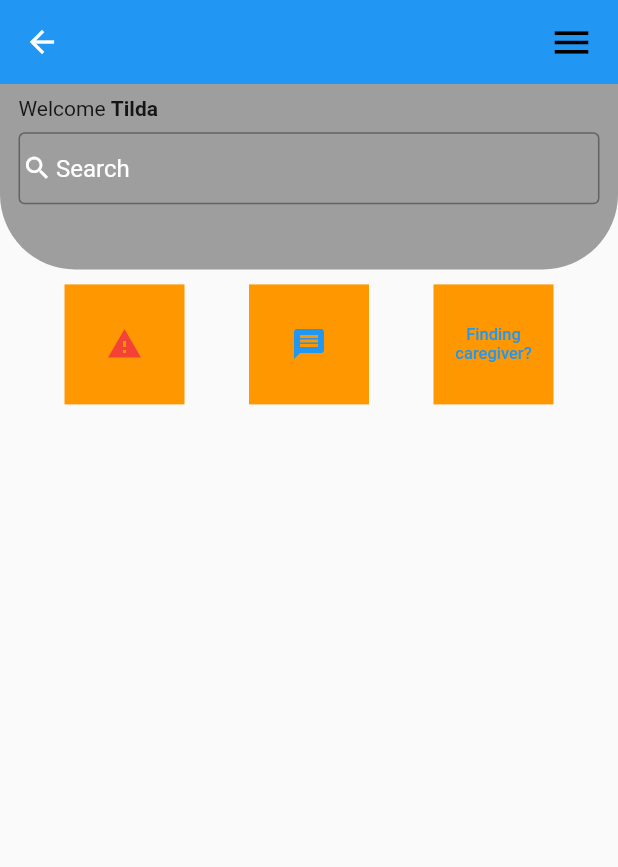
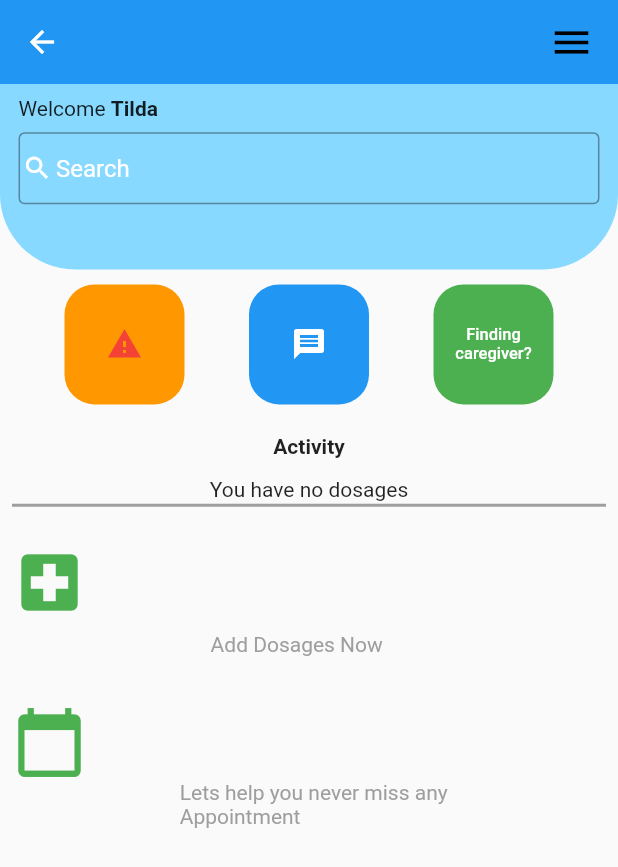
Before and after one commit to kithekadk/carekinet, a Flutter app: the PatientLandingPage screen opened directly, after a tap on the "warning" icon, on a phone screen of 412 x 824 dp. Shown: the top 867 px of the screen. Run offline on Flutter 3.47's test engine with Material 2 defaults, Android fonts, the phone set to English and light mode, and no system bars.

Commit message:
added changes on patient landing page

```diff
--- a/lib/screens/login.dart
+++ b/lib/screens/login.dart
@@ -10,6 +10,8 @@ class Login extends StatefulWidget {
 }
 
 class _LoginState extends State<Login> {
+  bool hidePassword = true;
+
   @override
   Widget build(BuildContext context) {
     return Scaffold(
@@ -29,11 +31,15 @@ class _LoginState extends State<Login> {
       ),
     );
   }
+
+  void switchHidePassword() {
+    setState(() {
+      hidePassword = !hidePassword;
+    });
   }
 
   loginPage(BuildContext context) {
     Size size = MediaQuery.of(context).size;
-  bool hidePassword = true;
 
     return SingleChildScrollView(
         child: Column(
@@ -76,17 +82,19 @@ loginPage(BuildContext context) {
                 labelText: 'Password',
                 suffixIcon: GestureDetector(
                   onTap: () => {
-                  hidePassword = !hidePassword
+                    setState(() {
+                      hidePassword = !hidePassword;
+                    })
                   },
-                child: const  Icon(
-                  // hidePassword ? Icons.visibility : Icons.visibility_off,
-                  Icons.visibility_off
+                  child: Icon(
+                    hidePassword ? Icons.visibility : Icons.visibility_off,
                   ),
                 ),
-              labelStyle: TextStyle(color: Color.fromARGB(255, 40, 40, 40)),
-              border: OutlineInputBorder(),
+                labelStyle:
+                    const TextStyle(color: Color.fromARGB(255, 40, 40, 40)),
+                border: const OutlineInputBorder(),
                 filled: true,
-              fillColor: Color.fromARGB(255, 221, 221, 221),
+                fillColor: const Color.fromARGB(255, 221, 221, 221),
                 focusedBorder: OutlineInputBorder(
                     borderSide: BorderSide(color: Colors.grey))),
           ),
@@ -113,10 +121,15 @@ loginPage(BuildContext context) {
               width: size.width * 0.9,
               height: size.height * 0.06,
               margin: EdgeInsets.only(top: size.height * 0.02),
-            child:
-                ElevatedButton(onPressed: () => {
-                  Navigator.push(context, MaterialPageRoute(builder: (context)=>const PatientLandingPage()))
-                }, child: const Text('LOGIN')),
+              child: ElevatedButton(
+                  onPressed: () => {
+                        Navigator.push(
+                            context,
+                            MaterialPageRoute(
+                                builder: (context) =>
+                                    const PatientLandingPage()))
+                      },
+                  child: const Text('LOGIN')),
             ),
             Container(
               width: size.width * 0.9,
@@ -136,3 +149,4 @@ loginPage(BuildContext context) {
       ],
     ));
   }
+}
--- a/lib/screens/patientLandingPage.dart
+++ b/lib/screens/patientLandingPage.dart
@@ -29,6 +29,7 @@ AppBar _buildAppBar() {
   );
 }
 
+
 Widget patientPage(BuildContext context) {
   Size size = MediaQuery.of(context).size;
   return SingleChildScrollView(
@@ -39,7 +40,7 @@ Widget patientPage(BuildContext context) {
               borderRadius: BorderRadius.only(
                   bottomLeft: Radius.circular(50.0),
                   bottomRight: Radius.circular(50.0)),
-              color: Colors.grey),
+              color: Color.fromARGB(255, 136, 217, 255)),
           height: size.height * 0.15,
           padding:
               EdgeInsets.symmetric(vertical: 8, horizontal: size.width * 0.03),
@@ -61,20 +62,54 @@ Widget patientPage(BuildContext context) {
           ),
         ),
         Container(
-          padding: EdgeInsets.only(top: 10),
+          padding: const EdgeInsets.only(top: 10),
           child: Row(
             mainAxisAlignment: MainAxisAlignment.spaceEvenly,
             children: [
-              Container(decoration: const BoxDecoration(color: Colors.orange), width: 80 , height: 80 ,child: TextButton(onPressed: () => {}, child: const Icon(Icons.warning, color:Colors.red),)),
-              Container(decoration: const BoxDecoration(color: Colors.orange), width: 80 , height: 80 ,child: TextButton(onPressed: ()=> {}, child: Icon(Icons.message))),
-              Container(decoration: const BoxDecoration(color: Colors.orange), width: 80 , height: 80,child: TextButton(onPressed: ()=> {}, child: Text('Finding caregiver?', textAlign: TextAlign.center, style: TextStyle(fontSize: 11.0),)))
+              Container(
+                  decoration: const BoxDecoration(
+                      color: Colors.orange,
+                      borderRadius: BorderRadius.all(Radius.circular(20.0))),
+                  width: 80,
+                  height: 80,
+                  child: TextButton(
+                    onPressed: () => {},
+                    child: const Icon(Icons.warning, color: Colors.red),
+                  )),
+              Container(
+                  decoration: const BoxDecoration(
+                      color: Colors.blue,
+                      borderRadius: BorderRadius.all(Radius.circular(20.0))),
+                  width: 80,
+                  height: 80,
+                  child: TextButton(
+                      onPressed: () => {},
+                      child: const Icon(
+                        Icons.message,
+                        color: Colors.white,
+                      ))),
+              Container(
+                  decoration: const BoxDecoration(
+                      color: Colors.green,
+                      borderRadius: BorderRadius.all(Radius.circular(20.0))),
+                  width: 80,
+                  height: 80,
+                  child: TextButton(
+                      onPressed: () => {},
+                      child: const Text(
+                        'Finding caregiver?',
+                        textAlign: TextAlign.center,
+                        style: TextStyle(fontSize: 11.0, color: Colors.white),
+                      )))
             ],
           ),
-        )
+        ),
+        activitiesSection(context)
       ],
     ),
   );
 }
+
 
 Widget searchBox(BuildContext context) {
   Size size = MediaQuery.of(context).size;
@@ -96,3 +131,54 @@ Widget searchBox(BuildContext context) {
             hintStyle: TextStyle(color: Colors.white)),
       ));
 }
+
+
+Widget activitiesSection(BuildContext context) {
+  Size size = MediaQuery.of(context).size;
+  return Padding(
+    padding: const EdgeInsets.all(8.0),
+    child: Column(
+      children: [
+        Container(
+          margin: EdgeInsets.only(top: size.width * 0.03, bottom: size.width * 0.03),
+          child: const Text(
+            'Activity', textAlign: TextAlign.start,
+            style: TextStyle(fontWeight: FontWeight.bold),
+          ),
+        ),
+        const Center(
+          child: Text('You have no dosages'),
+        ),
+        Divider(height: 5, thickness: 2.0, color: grey,),
+        Row(
+          children: [
+            const Icon(
+              Icons.local_hospital, size: 50,color: Colors.green,
+            ),
+            Container(
+              width: size.width * 0.7,
+              padding: EdgeInsets.only(top: size.height * 0.1, left: size.width*0.2),
+                child:GestureDetector(
+                  child: Text('Add Dosages Now', style: TextStyle(color: grey),),
+                )
+              ),
+          ],
+        ),
+        Row(
+          children: [
+            const Icon(
+              Icons.calendar_today, size: 50,color: Colors.green,
+            ),
+            Container(
+              width: size.width * 0.7,
+              padding: EdgeInsets.only(top: size.height * 0.1, left: size.width*0.15),
+                child:GestureDetector(
+                  child: Text('Lets help you never miss any Appointment',style: TextStyle(color: grey),),
+                )
+              ),
+          ],
+        )
+      ],
+    ),
+  );
+}
```
Lines whose indentation alone changed are shown as unchanged.
